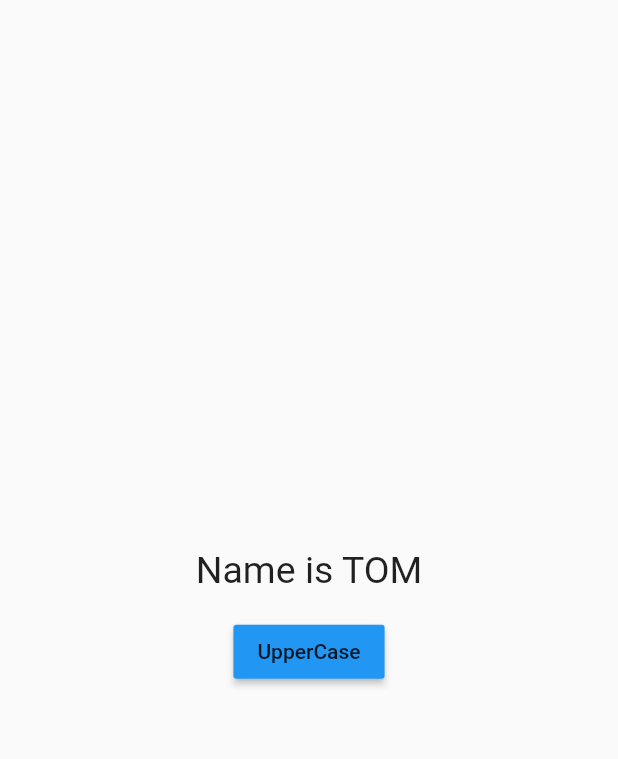
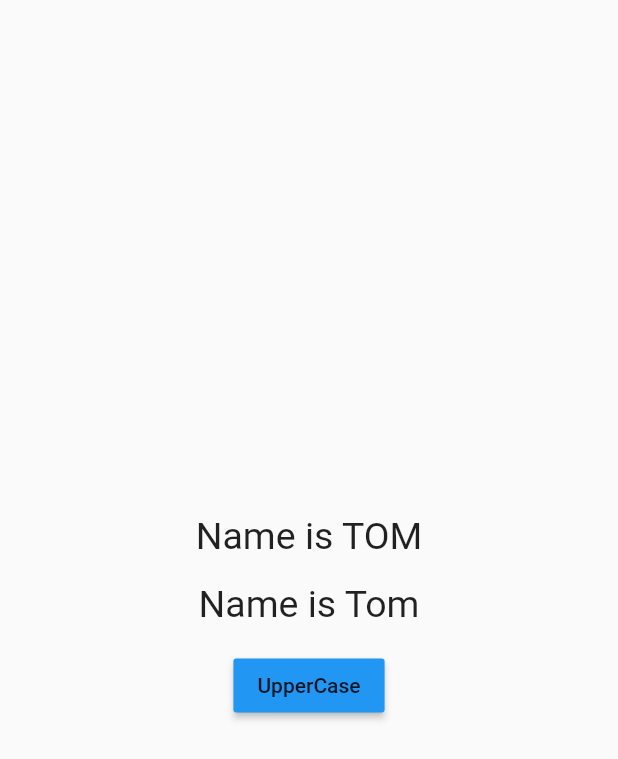
Before and after one commit to PawankumarPK/Flutter-GetX-Tour, a Flutter app: the screen it shows after launch, after a tap on "UpperCase", on a phone screen of 412 x 824 dp. Shown: the top 759 px of the screen. Run offline on Flutter 3.47's test engine with Material 2 defaults, Android fonts, the phone set to English and light mode, and no system bars; our stand-ins replace get.

Commit message:
update UI by using ID in getX

```diff
--- a/lib/stateManagement/UpperCase.dart
+++ b/lib/stateManagement/UpperCase.dart
@@ -4,7 +4,6 @@ import 'package:getx_tour/stateManagement/Student.dart';
 import 'package:getx_tour/stateManagement/controller/MyController.dart';
 
 class UpperCase extends StatelessWidget {
-
   //var student = Student();
 
   ///Making class as observable
@@ -18,14 +17,32 @@ class UpperCase extends StatelessWidget {
   @override
   Widget build(BuildContext context) {
     return Center(
-      child: Column(
-        mainAxisAlignment: MainAxisAlignment.center,
-          children: [
-            GetX<MyController>(
+      child: Column(mainAxisAlignment: MainAxisAlignment.center, children: [
+        GetBuilder<MyController>(
+            id: 'txtCount',
+            init: MyController(),
+            builder: (controller) {
+              return Text(
+                "Name is ${controller.name}",
+                style: const TextStyle(fontSize: 25),
+              );
+            }),
+        /* GetX<MyController>(
               init: MyController(),
                 builder: (controller) {
               return Text(
                 "Name is ${controller.student.value.name}",
+                style: const TextStyle(fontSize: 25),
+              );
+            }),*/
+        const SizedBox(
+          height: 16,
+        ),
+        GetBuilder<MyController>(
+            init: MyController(),
+            builder: (controller) {
+              return Text(
+                "Name is ${controller.name}",
                 style: const TextStyle(fontSize: 25),
               );
             }),
@@ -33,9 +50,9 @@ class UpperCase extends StatelessWidget {
           height: 16,
         ),
         MaterialButton(
-          color: Colors.blue,
-          child: const Text("UpperCase"),
-            onPressed: (){
+            color: Colors.blue,
+            child: const Text("UpperCase"),
+            onPressed: () {
               //myController.changeToUppercase();
               Get.find<MyController>().changeToUppercase();
             })
@@ -43,7 +60,7 @@ class UpperCase extends StatelessWidget {
     );
   }
 
-  /*void changeToUppercase(){
+/*void changeToUppercase(){
     /// If entire class is observable
     student.update((student) {
       student?.name = student.name.toUpperCase();
--- a/lib/stateManagement/controller/MyController.dart
+++ b/lib/stateManagement/controller/MyController.dart
@@ -3,13 +3,17 @@ import 'package:getx_tour/stateManagement/Student.dart';
 
 class MyController extends GetxController{
 
-  var student = Student(name:"Tom",age: 25).obs;
+//  var student = Student(name:"Tom",age: 25).obs;
+var name = "Tom";
 
   void changeToUppercase(){
     /// If entire class is observable
-    student.update((student) {
+
+    /*student.update((student) {
       student?.name = student.name.toUpperCase();
-    });
+    });*/
+    name = name.toUpperCase();
+    update(['txtCount']);
   }
 
   @override
```
